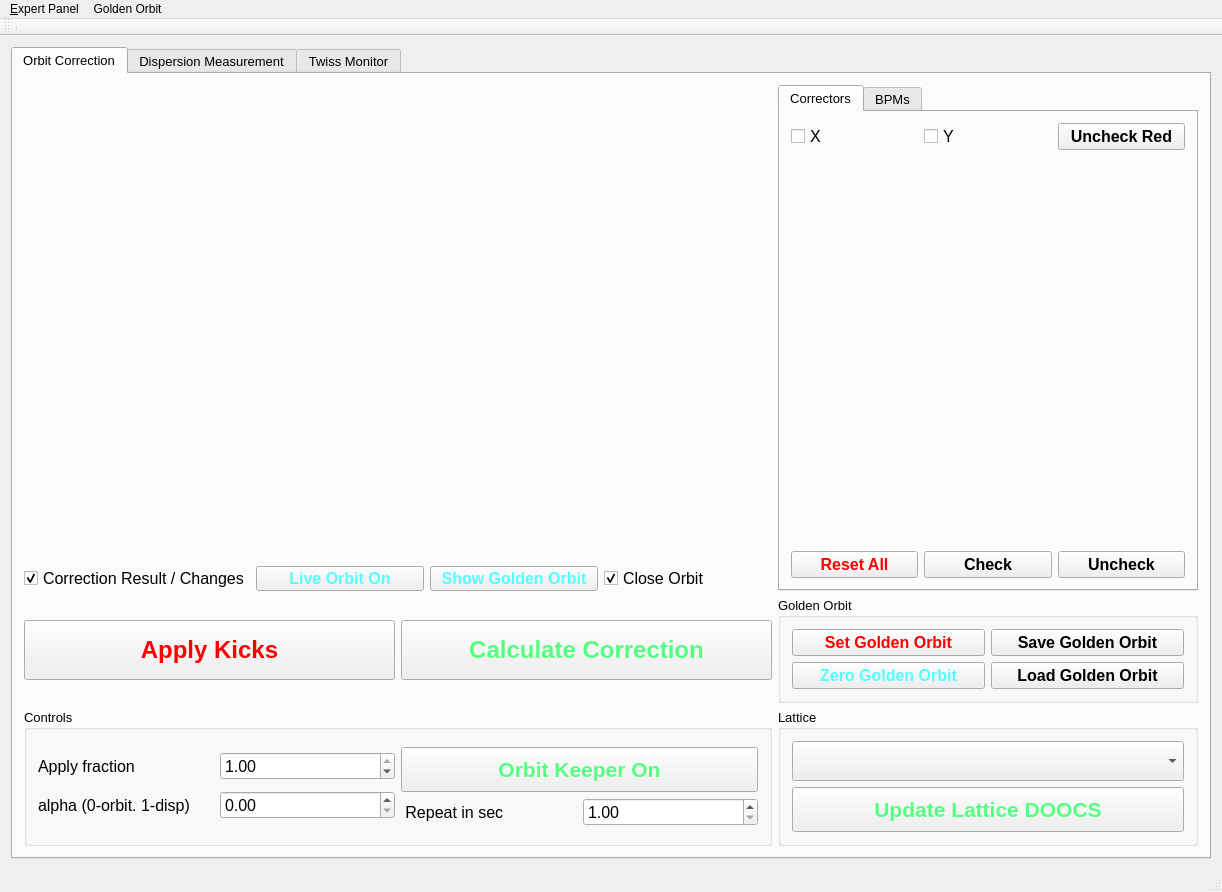
Before: the Qt Designer form gui/UImanul2.ui in sergey-tomin/manul, drawn with Qt 5.
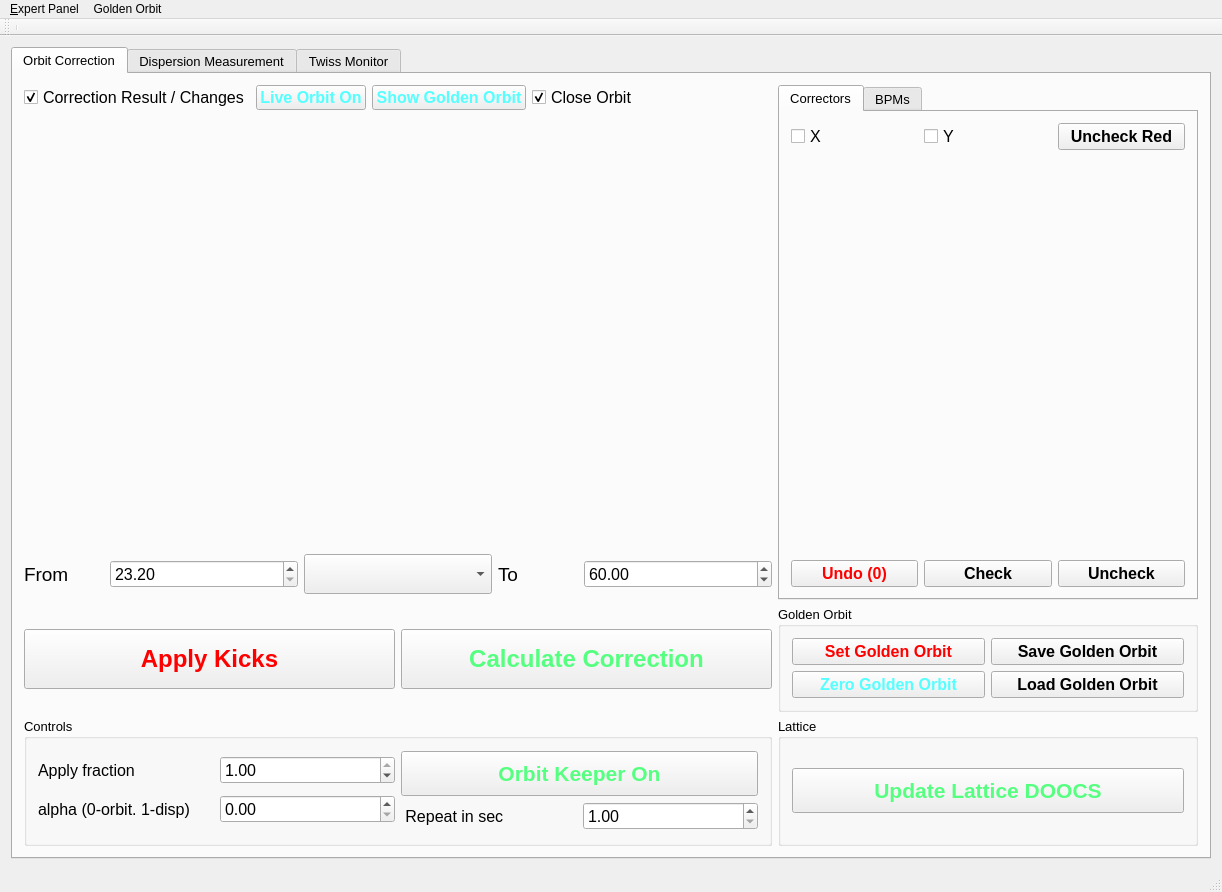
After: the same form once the commit is applied.

Commit message: added undo function added arbitrary defined lattices using positions from and to

```diff
--- a/gui/UImanul2.ui
+++ b/gui/UImanul2.ui
@@ -38,87 +38,7 @@
           <string>Orbit Correction</string>
          </attribute>
          <layout class="QGridLayout" name="gridLayout_30">
-          <item row="2" column="0" colspan="2">
-           <layout class="QHBoxLayout" name="horizontalLayout_19">
-            <item>
-             <widget class="QCheckBox" name="cb_correction_result">
-              <property name="font">
-               <font>
-                <pointsize>12</pointsize>
-               </font>
-              </property>
-              <property name="text">
-               <string>Correction Result / Changes</string>
-              </property>
-              <property name="checked">
-               <bool>true</bool>
-              </property>
-             </widget>
-            </item>
-            <item>
-             <widget class="QPushButton" name="pb_online_orbit">
-              <property name="minimumSize">
-               <size>
-                <width>0</width>
-                <height>20</height>
-               </size>
-              </property>
-              <property name="font">
-               <font>
-                <pointsize>12</pointsize>
-                <weight>75</weight>
-                <bold>true</bold>
-               </font>
-              </property>
-              <property name="styleSheet">
-               <string notr="true">color: rgb(85, 255, 255);</string>
-              </property>
-              <property name="text">
-               <string>Live Orbit On</string>
-              </property>
-             </widget>
-            </item>
-            <item>
-             <widget class="QPushButton" name="pb_golden_orbit">
-              <property name="minimumSize">
-               <size>
-                <width>0</width>
-                <height>20</height>
-               </size>
-              </property>
-              <property name="font">
-               <font>
-                <pointsize>12</pointsize>
-                <weight>75</weight>
-                <bold>true</bold>
-               </font>
-              </property>
-              <property name="styleSheet">
-               <string notr="true">color: rgb(85, 255, 255);</string>
-              </property>
-              <property name="text">
-               <string>Show Golden Orbit</string>
-              </property>
-             </widget>
-            </item>
-            <item>
-             <widget class="QCheckBox" name="cb_close_orbit">
-              <property name="font">
-               <font>
-                <pointsize>12</pointsize>
-               </font>
-              </property>
-              <property name="text">
-               <string>Close Orbit</string>
-              </property>
-              <property name="checked">
-               <bool>true</bool>
-              </property>
-             </widget>
-            </item>
-           </layout>
-          </item>
-          <item row="5" column="3">
+          <item row="6" column="3">
            <widget class="QGroupBox" name="groupBox_5">
             <property name="minimumSize">
              <size>
@@ -137,7 +57,7 @@
             <layout class="QGridLayout" name="gridLayout_26">
              <item row="1" column="1">
               <layout class="QGridLayout" name="gridLayout_27">
-               <item row="2" column="0">
+               <item row="1" column="0">
                 <widget class="QPushButton" name="pb_update_lat">
                  <property name="enabled">
                   <bool>true</bool>
@@ -163,259 +83,17 @@
                  </property>
                 </widget>
                </item>
-               <item row="1" column="0">
-                <widget class="QComboBox" name="cb_lattice">
-                 <property name="minimumSize">
-                  <size>
-                   <width>0</width>
-                   <height>40</height>
-                  </size>
-                 </property>
-                 <property name="font">
-                  <font>
-                   <pointsize>14</pointsize>
-                  </font>
-                 </property>
-                </widget>
-               </item>
               </layout>
              </item>
             </layout>
            </widget>
           </item>
-          <item row="1" column="3" rowspan="2">
-           <widget class="QTabWidget" name="tabWidget_3">
-            <property name="maximumSize">
-             <size>
-              <width>420</width>
-              <height>16777215</height>
-             </size>
-            </property>
-            <property name="font">
-             <font>
-              <pointsize>10</pointsize>
-             </font>
-            </property>
-            <property name="currentIndex">
-             <number>0</number>
-            </property>
-            <widget class="QWidget" name="tab_8">
-             <attribute name="title">
-              <string>Correctors</string>
-             </attribute>
-             <layout class="QGridLayout" name="gridLayout_22">
-              <item row="1" column="0">
-               <widget class="QWidget" name="w_cor" native="true">
-                <property name="sizePolicy">
-                 <sizepolicy hsizetype="Expanding" vsizetype="Expanding">
-                  <horstretch>0</horstretch>
-                  <verstretch>0</verstretch>
-                 </sizepolicy>
-                </property>
-                <property name="minimumSize">
-                 <size>
-                  <width>450</width>
-                  <height>121</height>
-                 </size>
-                </property>
-                <property name="maximumSize">
-                 <size>
-                  <width>400</width>
-                  <height>16777215</height>
-                 </size>
-                </property>
-               </widget>
-              </item>
-              <item row="4" column="0">
-               <layout class="QHBoxLayout" name="horizontalLayout_20">
-                <item>
-                 <widget class="QPushButton" name="pb_reset_all">
-                  <property name="minimumSize">
-                   <size>
-                    <width>0</width>
-                    <height>20</height>
-                   </size>
-                  </property>
-                  <property name="font">
-                   <font>
-                    <pointsize>12</pointsize>
-                    <weight>75</weight>
-                    <bold>true</bold>
-                   </font>
-                  </property>
-                  <property name="styleSheet">
-                   <string notr="true">color: rgb(255, 0, 0);</string>
-                  </property>
-                  <property name="text">
-                   <string>Reset All</string>
-                  </property>
-                 </widget>
-                </item>
-                <item>
-                 <widget class="QPushButton" name="pb_check">
-                  <property name="minimumSize">
-                   <size>
-                    <width>0</width>
-                    <height>20</height>
-                   </size>
-                  </property>
-                  <property name="font">
-                   <font>
-                    <pointsize>12</pointsize>
-                    <weight>75</weight>
-                    <bold>true</bold>
-                   </font>
-                  </property>
-                  <property name="text">
-                   <string>Check</string>
-                  </property>
-                 </widget>
-                </item>
-                <item>
-                 <widget class="QPushButton" name="pb_uncheck">
-                  <property name="enabled">
-                   <bool>true</bool>
-                  </property>
-                  <property name="minimumSize">
-                   <size>
-                    <width>0</width>
-                    <height>20</height>
-                   </size>
-                  </property>
-                  <property name="sizeIncrement">
-                   <size>
-                    <width>0</width>
-                    <height>0</height>
-                   </size>
-                  </property>
-                  <property name="font">
-                   <font>
-                    <pointsize>12</pointsize>
-                    <weight>75</weight>
-                    <bold>true</bold>
-                   </font>
-                  </property>
-                  <property name="styleSheet">
-                   <string notr="true"/>
-                  </property>
-                  <property name="text">
-                   <string>Uncheck</string>
-                  </property>
-                 </widget>
-                </item>
-               </layout>
-              </item>
-              <item row="0" column="0">
-               <layout class="QHBoxLayout" name="horizontalLayout_21">
-                <item>
-                 <widget class="QCheckBox" name="cb_x_cors">
-                  <property name="font">
-                   <font>
-                    <pointsize>12</pointsize>
-                   </font>
-                  </property>
-                  <property name="text">
-                   <string>X</string>
-                  </property>
-                 </widget>
-                </item>
-                <item>
-                 <widget class="QCheckBox" name="cb_y_cors">
-                  <property name="font">
-                   <font>
-                    <pointsize>12</pointsize>
-                   </font>
-                  </property>
-                  <property name="text">
-                   <string>Y</string>
-                  </property>
-                 </widget>
-                </item>
-                <item>
-                 <widget class="QPushButton" name="pb_uncheck_red">
-                  <property name="enabled">
-                   <bool>true</bool>
-                  </property>
-                  <property name="minimumSize">
-                   <size>
-                    <width>0</width>
-                    <height>20</height>
-                   </size>
-                  </property>
-                  <property name="sizeIncrement">
-                   <size>
-                    <width>0</width>
-                    <height>0</height>
-                   </size>
-                  </property>
-                  <property name="font">
-                   <font>
-                    <pointsize>12</pointsize>
-                    <weight>75</weight>
-                    <bold>true</bold>
-                   </font>
-                  </property>
-                  <property name="styleSheet">
-                   <string notr="true"/>
-                  </property>
-                  <property name="text">
-                   <string>Uncheck Red</string>
-                  </property>
-                 </widget>
-                </item>
-               </layout>
-              </item>
-             </layout>
-            </widget>
-            <widget class="QWidget" name="tab_9">
-             <attribute name="title">
-              <string>BPMs</string>
-             </attribute>
-             <layout class="QGridLayout" name="gridLayout_23">
-              <item row="0" column="1">
-               <widget class="QWidget" name="w_bpm" native="true">
-                <property name="sizePolicy">
-                 <sizepolicy hsizetype="Preferred" vsizetype="Expanding">
-                  <horstretch>0</horstretch>
-                  <verstretch>0</verstretch>
-                 </sizepolicy>
-                </property>
-                <property name="minimumSize">
-                 <size>
-                  <width>400</width>
-                  <height>300</height>
-                 </size>
-                </property>
-               </widget>
-              </item>
-              <item row="1" column="1">
-               <layout class="QHBoxLayout" name="horizontalLayout_22">
-                <item>
-                 <widget class="QPushButton" name="pb_bpm_check">
-                  <property name="text">
-                   <string>Check</string>
-                  </property>
-                 </widget>
-                </item>
-                <item>
-                 <widget class="QPushButton" name="pb_bpm_uncheck">
-                  <property name="text">
-                   <string>Uncheck</string>
-                  </property>
-                 </widget>
-                </item>
-               </layout>
-              </item>
-             </layout>
-            </widget>
-           </widget>
-          </item>
-          <item row="5" column="0" colspan="2">
+          <item row="6" column="0" colspan="2">
            <widget class="QGroupBox" name="groupBox_4">
             <property name="minimumSize">
              <size>
               <width>0</width>
-              <height>100</height>
+              <height>128</height>
              </size>
             </property>
             <property name="font">
@@ -588,61 +266,7 @@
             </layout>
            </widget>
           </item>
-          <item row="3" column="0" colspan="2">
-           <layout class="QHBoxLayout" name="horizontalLayout_25">
-            <item>
-             <layout class="QVBoxLayout" name="verticalLayout_2">
-              <item>
-               <widget class="QPushButton" name="pb_apply_kicks">
-                <property name="minimumSize">
-                 <size>
-                  <width>150</width>
-                  <height>60</height>
-                 </size>
-                </property>
-                <property name="font">
-                 <font>
-                  <pointsize>18</pointsize>
-                  <weight>75</weight>
-                  <bold>true</bold>
-                 </font>
-                </property>
-                <property name="styleSheet">
-                 <string notr="true">color: rgb(255, 0, 0);</string>
-                </property>
-                <property name="text">
-                 <string>Apply Kicks</string>
-                </property>
-               </widget>
-              </item>
-             </layout>
-            </item>
-            <item>
-             <widget class="QPushButton" name="pb_correct_orbit">
-              <property name="minimumSize">
-               <size>
-                <width>0</width>
-                <height>60</height>
-               </size>
-              </property>
-              <property name="font">
-               <font>
-                <pointsize>18</pointsize>
-                <weight>75</weight>
-                <bold>true</bold>
-               </font>
-              </property>
-              <property name="styleSheet">
-               <string notr="true">color: rgb(85, 255, 127);</string>
-              </property>
-              <property name="text">
-               <string>Calculate Correction</string>
-              </property>
-             </widget>
-            </item>
-           </layout>
-          </item>
-          <item row="3" column="3">
+          <item row="4" column="3">
            <widget class="QGroupBox" name="groupBox_6">
             <property name="title">
              <string>Golden Orbit</string>
@@ -760,6 +384,470 @@
             </property>
            </widget>
           </item>
+          <item row="4" column="0" colspan="2">
+           <layout class="QHBoxLayout" name="horizontalLayout_25">
+            <item>
+             <layout class="QVBoxLayout" name="verticalLayout_2">
+              <item>
+               <widget class="QPushButton" name="pb_apply_kicks">
+                <property name="minimumSize">
+                 <size>
+                  <width>150</width>
+                  <height>60</height>
+                 </size>
+                </property>
+                <property name="font">
+                 <font>
+                  <pointsize>18</pointsize>
+                  <weight>75</weight>
+                  <bold>true</bold>
+                 </font>
+                </property>
+                <property name="styleSheet">
+                 <string notr="true">color: rgb(255, 0, 0);</string>
+                </property>
+                <property name="text">
+                 <string>Apply Kicks</string>
+                </property>
+               </widget>
+              </item>
+             </layout>
+            </item>
+            <item>
+             <widget class="QPushButton" name="pb_correct_orbit">
+              <property name="minimumSize">
+               <size>
+                <width>0</width>
+                <height>60</height>
+               </size>
+              </property>
+              <property name="font">
+               <font>
+                <pointsize>18</pointsize>
+                <weight>75</weight>
+                <bold>true</bold>
+               </font>
+              </property>
+              <property name="styleSheet">
+               <string notr="true">color: rgb(85, 255, 127);</string>
+              </property>
+              <property name="text">
+               <string>Calculate Correction</string>
+              </property>
+             </widget>
+            </item>
+           </layout>
+          </item>
+          <item row="0" column="0">
+           <layout class="QHBoxLayout" name="horizontalLayout_19">
+            <item>
+             <widget class="QCheckBox" name="cb_correction_result">
+              <property name="font">
+               <font>
+                <pointsize>12</pointsize>
+               </font>
+              </property>
+              <property name="text">
+               <string>Correction Result / Changes</string>
+              </property>
+              <property name="checked">
+               <bool>true</bool>
+              </property>
+             </widget>
+            </item>
+            <item>
+             <widget class="QPushButton" name="pb_online_orbit">
+              <property name="minimumSize">
+               <size>
+                <width>0</width>
+                <height>20</height>
+               </size>
+              </property>
+              <property name="font">
+               <font>
+                <pointsize>12</pointsize>
+                <weight>75</weight>
+                <bold>true</bold>
+               </font>
+              </property>
+              <property name="styleSheet">
+               <string notr="true">color: rgb(85, 255, 255);</string>
+              </property>
+              <property name="text">
+               <string>Live Orbit On</string>
+              </property>
+             </widget>
+            </item>
+            <item>
+             <widget class="QPushButton" name="pb_golden_orbit">
+              <property name="minimumSize">
+               <size>
+                <width>0</width>
+                <height>20</height>
+               </size>
+              </property>
+              <property name="font">
+               <font>
+                <pointsize>12</pointsize>
+                <weight>75</weight>
+                <bold>true</bold>
+               </font>
+              </property>
+              <property name="styleSheet">
+               <string notr="true">color: rgb(85, 255, 255);</string>
+              </property>
+              <property name="text">
+               <string>Show Golden Orbit</string>
+              </property>
+             </widget>
+            </item>
+            <item>
+             <widget class="QCheckBox" name="cb_close_orbit">
+              <property name="font">
+               <font>
+                <pointsize>12</pointsize>
+               </font>
+              </property>
+              <property name="text">
+               <string>Close Orbit</string>
+              </property>
+              <property name="checked">
+               <bool>true</bool>
+              </property>
+             </widget>
+            </item>
+           </layout>
+          </item>
+          <item row="0" column="3" rowspan="4">
+           <widget class="QTabWidget" name="tabWidget_3">
+            <property name="maximumSize">
+             <size>
+              <width>420</width>
+              <height>16777215</height>
+             </size>
+            </property>
+            <property name="font">
+             <font>
+              <pointsize>10</pointsize>
+             </font>
+            </property>
+            <property name="currentIndex">
+             <number>0</number>
+            </property>
+            <widget class="QWidget" name="tab_8">
+             <attribute name="title">
+              <string>Correctors</string>
+             </attribute>
+             <layout class="QGridLayout" name="gridLayout_22">
+              <item row="1" column="0">
+               <widget class="QWidget" name="w_cor" native="true">
+                <property name="sizePolicy">
+                 <sizepolicy hsizetype="Expanding" vsizetype="Expanding">
+                  <horstretch>0</horstretch>
+                  <verstretch>0</verstretch>
+                 </sizepolicy>
+                </property>
+                <property name="minimumSize">
+                 <size>
+                  <width>450</width>
+                  <height>121</height>
+                 </size>
+                </property>
+                <property name="maximumSize">
+                 <size>
+                  <width>400</width>
+                  <height>16777215</height>
+                 </size>
+                </property>
+               </widget>
+              </item>
+              <item row="4" column="0">
+               <layout class="QHBoxLayout" name="horizontalLayout_20">
+                <item>
+                 <widget class="QPushButton" name="pb_reset_all">
+                  <property name="minimumSize">
+                   <size>
+                    <width>0</width>
+                    <height>20</height>
+                   </size>
+                  </property>
+                  <property name="font">
+                   <font>
+                    <pointsize>12</pointsize>
+                    <weight>75</weight>
+                    <bold>true</bold>
+                   </font>
+                  </property>
+                  <property name="styleSheet">
+                   <string notr="true">color: rgb(255, 0, 0);</string>
+                  </property>
+                  <property name="text">
+                   <string>Undo (0)</string>
+                  </property>
+                 </widget>
+                </item>
+                <item>
+                 <widget class="QPushButton" name="pb_check">
+                  <property name="minimumSize">
+                   <size>
+                    <width>0</width>
+                    <height>20</height>
+                   </size>
+                  </property>
+                  <property name="font">
+                   <font>
+                    <pointsize>12</pointsize>
+                    <weight>75</weight>
+                    <bold>true</bold>
+                   </font>
+                  </property>
+                  <property name="text">
+                   <string>Check</string>
+                  </property>
+                 </widget>
+                </item>
+                <item>
+                 <widget class="QPushButton" name="pb_uncheck">
+                  <property name="enabled">
+                   <bool>true</bool>
+                  </property>
+                  <property name="minimumSize">
+                   <size>
+                    <width>0</width>
+                    <height>20</height>
+                   </size>
+                  </property>
+                  <property name="sizeIncrement">
+                   <size>
+                    <width>0</width>
+                    <height>0</height>
+                   </size>
+                  </property>
+                  <property name="font">
+                   <font>
+                    <pointsize>12</pointsize>
+                    <weight>75</weight>
+                    <bold>true</bold>
+                   </font>
+                  </property>
+                  <property name="styleSheet">
+                   <string notr="true"/>
+                  </property>
+                  <property name="text">
+                   <string>Uncheck</string>
+                  </property>
+                 </widget>
+                </item>
+               </layout>
+              </item>
+              <item row="0" column="0">
+               <layout class="QHBoxLayout" name="horizontalLayout_21">
+                <item>
+                 <widget class="QCheckBox" name="cb_x_cors">
+                  <property name="font">
+                   <font>
+                    <pointsize>12</pointsize>
+                   </font>
+                  </property>
+                  <property name="text">
+                   <string>X</string>
+                  </property>
+                 </widget>
+                </item>
+                <item>
+                 <widget class="QCheckBox" name="cb_y_cors">
+                  <property name="font">
+                   <font>
+                    <pointsize>12</pointsize>
+                   </font>
+                  </property>
+                  <property name="text">
+                   <string>Y</string>
+                  </property>
+                 </widget>
+                </item>
+                <item>
+                 <widget class="QPushButton" name="pb_uncheck_red">
+                  <property name="enabled">
+                   <bool>true</bool>
+                  </property>
+                  <property name="minimumSize">
+                   <size>
+                    <width>0</width>
+                    <height>20</height>
+                   </size>
+                  </property>
+                  <property name="sizeIncrement">
+                   <size>
+                    <width>0</width>
+                    <height>0</height>
+                   </size>
+                  </property>
+                  <property name="font">
+                   <font>
+                    <pointsize>12</pointsize>
+                    <weight>75</weight>
+                    <bold>true</bold>
+                   </font>
+                  </property>
+                  <property name="styleSheet">
+                   <string notr="true"/>
+                  </property>
+                  <property name="text">
+                   <string>Uncheck Red</string>
+                  </property>
+                 </widget>
+                </item>
+               </layout>
+              </item>
+             </layout>
+            </widget>
+            <widget class="QWidget" name="tab_9">
+             <attribute name="title">
+              <string>BPMs</string>
+             </attribute>
+             <layout class="QGridLayout" name="gridLayout_23">
+              <item row="0" column="1">
+               <widget class="QWidget" name="w_bpm" native="true">
+                <property name="sizePolicy">
+                 <sizepolicy hsizetype="Preferred" vsizetype="Expanding">
+                  <horstretch>0</horstretch>
+                  <verstretch>0</verstretch>
+                 </sizepolicy>
+                </property>
+                <property name="minimumSize">
+                 <size>
+                  <width>400</width>
+                  <height>300</height>
+                 </size>
+                </property>
+               </widget>
+              </item>
+              <item row="1" column="1">
+               <layout class="QHBoxLayout" name="horizontalLayout_22">
+                <item>
+                 <widget class="QPushButton" name="pb_bpm_check">
+                  <property name="text">
+                   <string>Check</string>
+                  </property>
+                 </widget>
+                </item>
+                <item>
+                 <widget class="QPushButton" name="pb_bpm_uncheck">
+                  <property name="text">
+                   <string>Uncheck</string>
+                  </property>
+                 </widget>
+                </item>
+               </layout>
+              </item>
+             </layout>
+            </widget>
+           </widget>
+          </item>
+          <item row="2" column="0" colspan="2">
+           <layout class="QHBoxLayout" name="horizontalLayout_32">
+            <item>
+             <widget class="QLabel" name="label">
+              <property name="maximumSize">
+               <size>
+                <width>80</width>
+                <height>16777215</height>
+               </size>
+              </property>
+              <property name="font">
+               <font>
+                <pointsize>14</pointsize>
+               </font>
+              </property>
+              <property name="text">
+               <string>From</string>
+              </property>
+             </widget>
+            </item>
+            <item>
+             <widget class="QDoubleSpinBox" name="sb_lat_from">
+              <property name="font">
+               <font>
+                <pointsize>12</pointsize>
+               </font>
+              </property>
+              <property name="locale">
+               <locale language="English" country="UnitedStates"/>
+              </property>
+              <property name="minimum">
+               <double>23.199999999999999</double>
+              </property>
+              <property name="maximum">
+               <double>2500.000000000000000</double>
+              </property>
+              <property name="singleStep">
+               <double>50.000000000000000</double>
+              </property>
+              <property name="value">
+               <double>23.199999999999999</double>
+              </property>
+             </widget>
+            </item>
+            <item>
+             <widget class="QComboBox" name="cb_lattice">
+              <property name="minimumSize">
+               <size>
+                <width>0</width>
+                <height>40</height>
+               </size>
+              </property>
+              <property name="font">
+               <font>
+                <pointsize>14</pointsize>
+               </font>
+              </property>
+             </widget>
+            </item>
+            <item>
+             <widget class="QLabel" name="label_2">
+              <property name="maximumSize">
+               <size>
+                <width>80</width>
+                <height>16777215</height>
+               </size>
+              </property>
+              <property name="font">
+               <font>
+                <pointsize>14</pointsize>
+               </font>
+              </property>
+              <property name="text">
+               <string>To</string>
+              </property>
+             </widget>
+            </item>
+            <item>
+             <widget class="QDoubleSpinBox" name="sb_lat_to">
+              <property name="font">
+               <font>
+                <pointsize>12</pointsize>
+               </font>
+              </property>
+              <property name="locale">
+               <locale language="English" country="UnitedStates"/>
+              </property>
+              <property name="minimum">
+               <double>23.199999999999999</double>
+              </property>
+              <property name="maximum">
+               <double>2500.000000000000000</double>
+              </property>
+              <property name="singleStep">
+               <double>50.000000000000000</double>
+              </property>
+              <property name="value">
+               <double>60.000000000000000</double>
+              </property>
+             </widget>
+            </item>
+           </layout>
+          </item>
          </layout>
         </widget>
         <widget class="QWidget" name="tab">
```
The commit also changes 9 other files.
